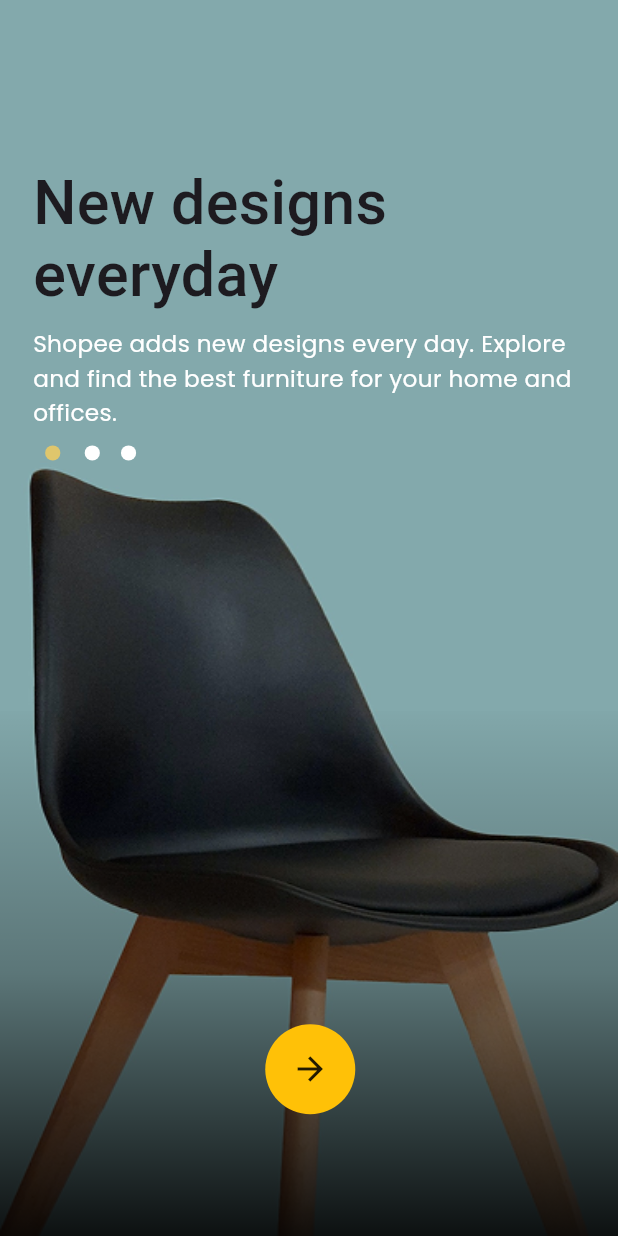
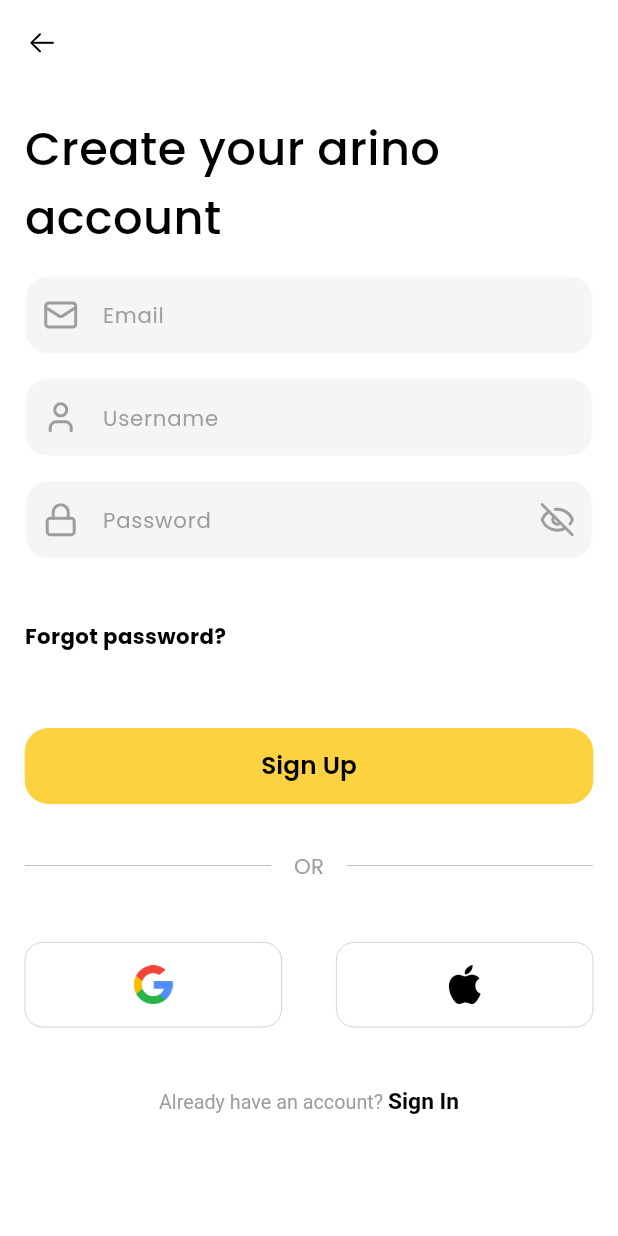
Before and after one commit to princepansuriya53/furniture-app-Ui, a Flutter app: the screen it shows after launch, on a phone screen of 412 x 824 dp. Run offline on Flutter 3.47's test engine with Material 3 defaults, Android fonts, the phone set to English and light mode, and no system bars; our stand-ins replace auto_size_text, flutter_screenutil, flutter_svg, get, google_fonts, lucide_icons and 1 more; missing offline and left inert: omni_datetime_picker.

Commit message:
Refactor authentication screens and remove unused files
- Deleted .metadata and analysis_options.yaml files as they are no longer needed.
- Removed old verification and biometric controller files, and replaced them with updated implementations.
- Updated login and registration screens to improve user flow and UI consistency.
- Added new assets and constants for better asset management.
- Fixed import paths for the login screen and updated the theme service to use a consistent key for primary color.
- Introduced a new congratulatory screen after successful registration.

```diff
--- a/lib/Constants/app_assets.dart
+++ b/lib/Constants/app_assets.dart
@@ -3,6 +3,7 @@ class AppAssets {
   static const String images = 'assets/images/';
 
   static const String appLogo = '${images}app_logo.svg';
+  static const String doneLogo = '${icons}done_svg.svg';
   static const String image1 = '${images}image_page1.png';
   static const String image2 = '${images}image_page2.png';
   static const String image3 = '${images}image_page3.png';
--- a/lib/Screen/Auth/Controller/verify_controller.dart
+++ b/lib/Screen/Auth/Sign In/Controller/verify_controller.dart
@@ -1,5 +1,5 @@
 import 'package:flutter/material.dart';
-import 'package:furniture_app/Screen/Auth/biometric_screen.dart';
+import 'package:furniture_app/Screen/Auth/Sign%20In/biometric_screen.dart';
 import 'package:get/get.dart';
 
 class VerificationController extends GetxController {
--- a/lib/Screen/Auth/logn_screen.dart
+++ b/lib/Screen/Auth/Sign Up/sign_up_screen.dart
@@ -1,43 +1,56 @@
+import 'package:get/get.dart';
 import 'package:flutter/gestures.dart';
 import 'package:flutter/material.dart';
+import 'package:lucide_icons/lucide_icons.dart';
+import 'package:furniture_app/Common/text_constant.dart';
+import 'package:furniture_app/Constants/app_assets.dart';
+import 'package:furniture_app/Theme/theme_controller.dart';
+import 'package:furniture_app/Common/widget_constant.dart';
 import 'package:flutter_screenutil/flutter_screenutil.dart';
-import 'package:furniture_app/Common/text_constant.dart';
 import 'package:furniture_app/Common/textfield_constant.dart';
-import 'package:furniture_app/Common/widget_constant.dart';
-import 'package:furniture_app/Constants/app_assets.dart';
-import 'package:furniture_app/Screen/Auth/verify_screen.dart';
-import 'package:furniture_app/Theme/theme_controller.dart';
-import 'package:get/get.dart';
-import 'package:get/utils.dart';
-import 'package:lucide_icons/lucide_icons.dart';
+import 'package:furniture_app/Screen/Auth/Sign%20Up/congo_screen.dart';
 
-class LoginScreen extends StatelessWidget {
-  const LoginScreen({super.key});
+class RegistrionScreen extends StatelessWidget {
+  const RegistrionScreen({super.key});
 
   @override
   Widget build(BuildContext context) {
     final ThemeController themeController = ThemeController();
+
     return Scaffold(
+      appBar: commonAppbar(
+        title: "",
+        elevation: 0,
+        themeController: themeController,
+      ),
+
       body: screenPadding(
         child: SingleChildScrollView(
           child: Column(
             crossAxisAlignment: CrossAxisAlignment.start,
             children: [
-              heightBox(150),
+              heightBox(20),
               TextConstant(
+                softWrap: true,
                 fontSize: 30.sp,
-                title: 'Hi there!',
                 fontWeight: FontWeight.w500,
+                title: 'Create your arino account',
               ),
-              TextConstant(
-                color: themeController.greyColor,
-                title: 'Welcome back, Sign in to your account',
-              ),
-              heightBox(80),
+              heightBox(15),
               TextFieldConstant(
                 hintText: 'Email',
                 prefixIcon: Icon(
                   LucideIcons.mail,
+                  color: themeController.greyColor,
+                ),
+                textInputAction: TextInputAction.next,
+                keyboardType: TextInputType.emailAddress,
+              ),
+              heightBox(15),
+              TextFieldConstant(
+                hintText: 'Username',
+                prefixIcon: Icon(
+                  LucideIcons.user,
                   color: themeController.greyColor,
                 ),
                 textInputAction: TextInputAction.next,
@@ -67,9 +80,9 @@ class LoginScreen extends StatelessWidget {
               ),
               heightBox(50),
               elevatedButton(
-                title: 'Sign In',
+                title: 'Sign Up',
                 onPressed: () {
-                  Get.to(() => VerificationScreen());
+                  Get.to(() => CongoScreen());
                 },
               ),
               heightBox(30),
@@ -136,20 +149,21 @@ class LoginScreen extends StatelessWidget {
               Center(
                 child: RichText(
                   text: TextSpan(
-                    text: "Don't have an account? ",
+                    text: "Already have an account? ",
                     style: TextStyle(
                       fontSize: 13.sp,
                       color: themeController.greyColor,
                     ),
                     children: [
                       TextSpan(
-                        text: 'Sign up',
+                        text: 'Sign In',
                         style: TextStyle(
                           fontSize: 15.sp,
                           fontWeight: FontWeight.bold,
                           color: themeController.blackColor,
                         ),
-                        recognizer: TapGestureRecognizer()..onTap = () {},
+                        recognizer: TapGestureRecognizer()
+                          ..onTap = () => Get.back(),
                       ),
                     ],
                   ),
--- a/lib/Screen/onBoarding/Controller/slider_controller.dart
+++ b/lib/Screen/onBoarding/Controller/slider_controller.dart
@@ -1,4 +1,4 @@
-import 'package:furniture_app/Screen/Auth/logn_screen.dart';
+import 'package:furniture_app/Screen/Auth/Sign%20In/logn_screen.dart';
 import 'package:get/get.dart';
 import 'package:flutter/material.dart';
 import 'package:furniture_app/Constants/app_assets.dart';
--- a/lib/Theme/theme_service.dart
+++ b/lib/Theme/theme_service.dart
@@ -3,7 +3,7 @@ import 'package:shared_preferences/shared_preferences.dart';
 
 class ThemeService {
   static const String _keyIsDarkMode = 'isDarkMode';
-  static const String _keyPrimaryColor = 'primaryColor';
+  static const String keyPrimaryColor = 'primaryColor';
 
   // Load saved theme mode (dark or light)
   Future<bool> loadIsDarkMode() async {
@@ -21,13 +21,13 @@ class ThemeService {
   // Load primary color
   Future<Color?> loadPrimaryColor() async {
     final prefs = await SharedPreferences.getInstance();
-    final int? colorValue = prefs.getInt(_keyPrimaryColor);
+    final int? colorValue = prefs.getInt(keyPrimaryColor);
     return colorValue != null ? Color(colorValue) : null;
   }
 
   // Save primary color
   Future<void> savePrimaryColor(Color color) async {
     final prefs = await SharedPreferences.getInstance();
-    await prefs.setInt(_keyPrimaryColor, color.value);
+    await prefs.setInt(keyPrimaryColor, color.value);
   }
 }
--- a/lib/main.dart
+++ b/lib/main.dart
@@ -1,6 +1,6 @@
 import 'package:flutter/material.dart';
 import 'package:flutter_screenutil/flutter_screenutil.dart';
-import 'package:furniture_app/Screen/onBoarding/onboarding.dart';
+import 'package:furniture_app/Screen/Auth/Sign%20Up/sign_up_screen.dart';
 import 'package:get/get_navigation/src/root/get_material_app.dart';
 
 import 'shared_prefrence_helper.dart';
@@ -23,7 +23,8 @@ class MyApp extends StatelessWidget {
       builder: (_, child) {
         return GetMaterialApp(
           title: 'Dating App',
-          home: OnboardingScreen(),
+          home: RegistrionScreen(),
+          // home: OnboardingScreen(),
           debugShowCheckedModeBanner: false,
         );
       },
```
Also changed, not shown: analysis_options.yaml (deleted, +0 -28 lines), lib/Screen/Auth/Sign In/logn_screen.dart (added, +165 -0 lines), lib/Screen/Auth/Sign Up/congo_screen.dart (added, +52 -0 lines), assets/icons/done_svg.svg (added), lib/Screen/Auth/Sign In/biometric_screen.dart (renamed from lib/Screen/Auth/biometric_screen.dart), lib/Screen/Auth/Sign In/verify_screen.dart (renamed from lib/Screen/Auth/verify_screen.dart), 1 other file.
